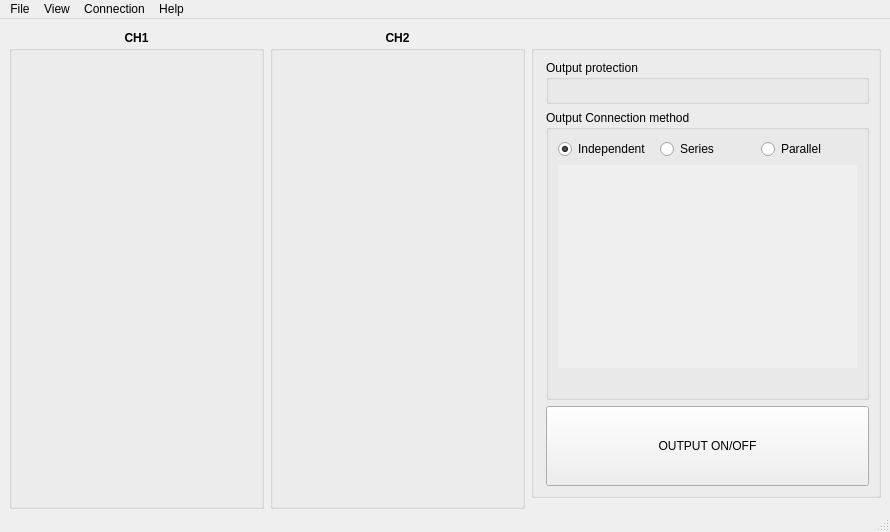
Old version of the form src/MainWindow.ui in the repository VitArk/PSC.
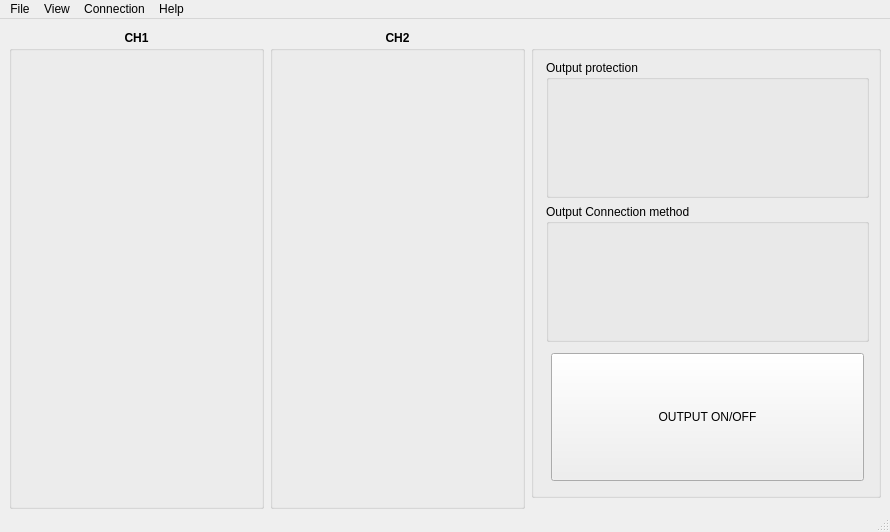
New version of the form.

Commit message: Output Switch widget

```diff
--- a/src/MainWindow.ui
+++ b/src/MainWindow.ui
@@ -110,90 +110,23 @@
          <property name="title">
           <string>Output Connection method</string>
          </property>
-         <layout class="QVBoxLayout" name="verticalLayout_3">
-          <item>
-           <layout class="QHBoxLayout" name="horizontalLayout_2">
-            <item>
-             <widget class="QRadioButton" name="rdoBtnOutIndependent">
-              <property name="text">
-               <string>Independent</string>
-              </property>
-              <property name="checked">
-               <bool>true</bool>
-              </property>
+         <layout class="QVBoxLayout" name="verticalLayout_3"/>
              </widget>
             </item>
             <item>
-             <widget class="QRadioButton" name="rdoBtnOutSerial">
-              <property name="text">
-               <string>Series</string>
-              </property>
-             </widget>
-            </item>
-            <item>
-             <widget class="QRadioButton" name="rdoBtnOutParallel">
-              <property name="text">
-               <string>Parallel</string>
-              </property>
-             </widget>
-            </item>
-           </layout>
-          </item>
-          <item>
-           <widget class="QGraphicsView" name="graphicsView">
-            <property name="enabled">
-             <bool>false</bool>
-            </property>
-            <property name="minimumSize">
-             <size>
-              <width>0</width>
-              <height>0</height>
-             </size>
-            </property>
-            <property name="autoFillBackground">
-             <bool>true</bool>
-            </property>
-            <property name="frameShape">
-             <enum>QFrame::NoFrame</enum>
-            </property>
-            <property name="frameShadow">
-             <enum>QFrame::Plain</enum>
-            </property>
-            <property name="lineWidth">
-             <number>0</number>
-            </property>
-            <property name="verticalScrollBarPolicy">
-             <enum>Qt::ScrollBarAlwaysOff</enum>
-            </property>
-            <property name="horizontalScrollBarPolicy">
-             <enum>Qt::ScrollBarAlwaysOff</enum>
-            </property>
-            <property name="sizeAdjustPolicy">
-             <enum>QAbstractScrollArea::AdjustToContents</enum>
-            </property>
-            <property name="interactive">
-             <bool>false</bool>
-            </property>
-            <property name="sceneRect">
-             <rectf>
-              <x>0.000000000000000</x>
-              <y>0.000000000000000</y>
-              <width>0.000000000000000</width>
-              <height>0.000000000000000</height>
-             </rectf>
-            </property>
-           </widget>
-          </item>
-          <item>
-           <widget class="QLabel" name="lblOutputModeHint">
-            <property name="text">
-             <string/>
-            </property>
-           </widget>
-          </item>
-         </layout>
-        </widget>
-       </item>
+        <layout class="QVBoxLayout" name="verticalLayout">
+         <property name="leftMargin">
+          <number>5</number>
+         </property>
+         <property name="topMargin">
+          <number>5</number>
+         </property>
+         <property name="rightMargin">
+          <number>5</number>
+         </property>
+         <property name="bottomMargin">
+          <number>5</number>
+         </property>
        <item>
         <widget class="QPushButton" name="btnOutput">
          <property name="sizePolicy">
@@ -218,6 +151,8 @@
           <bool>false</bool>
          </property>
         </widget>
+         </item>
+        </layout>
        </item>
       </layout>
      </widget>
```
Lines whose indentation alone changed are shown as unchanged. The commit also changes 11 other files.
